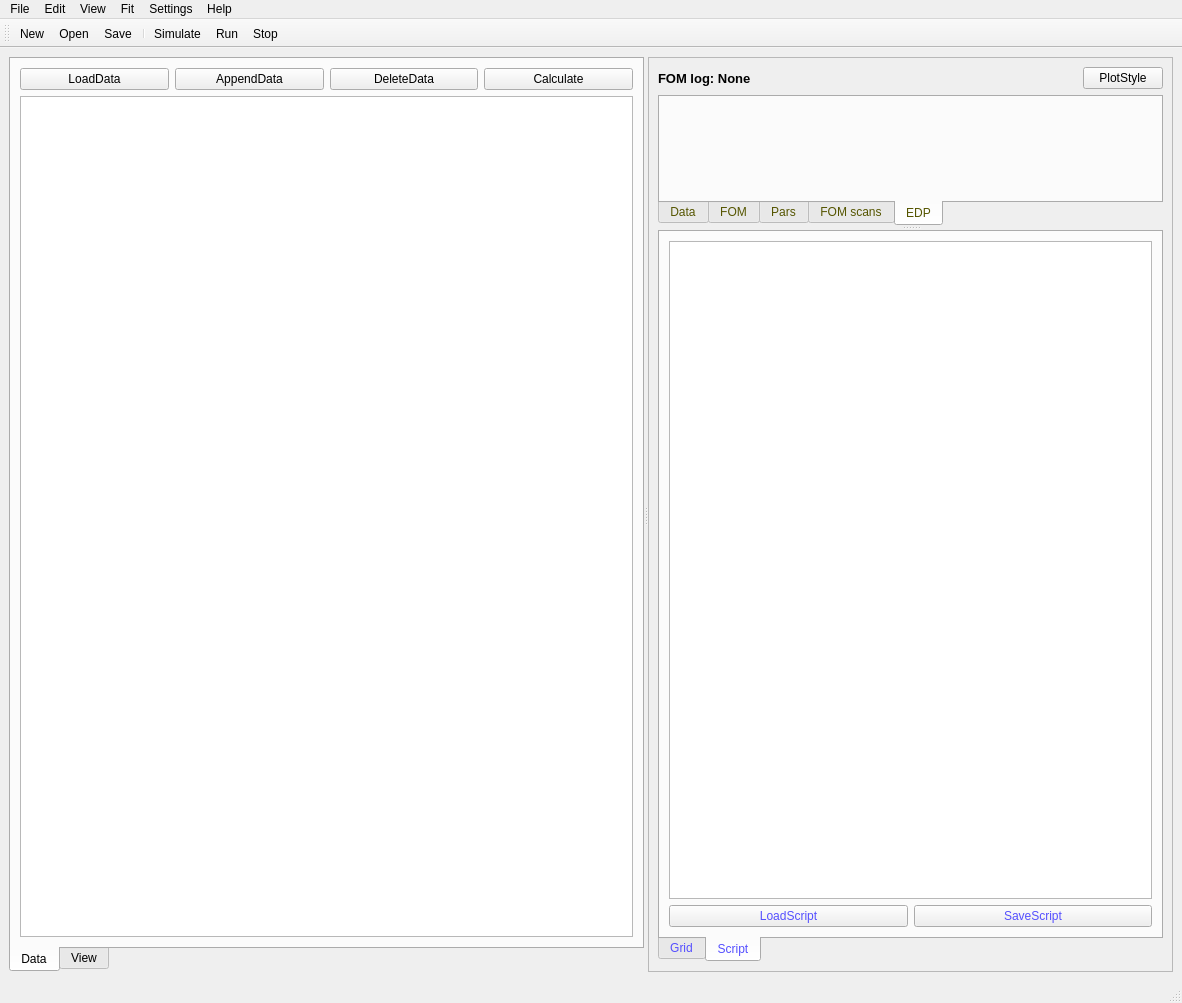
First picture: the form in scripts/SuperRod/superrod.ui, repository jackey-qiu/DaFy_P23, before the edit.
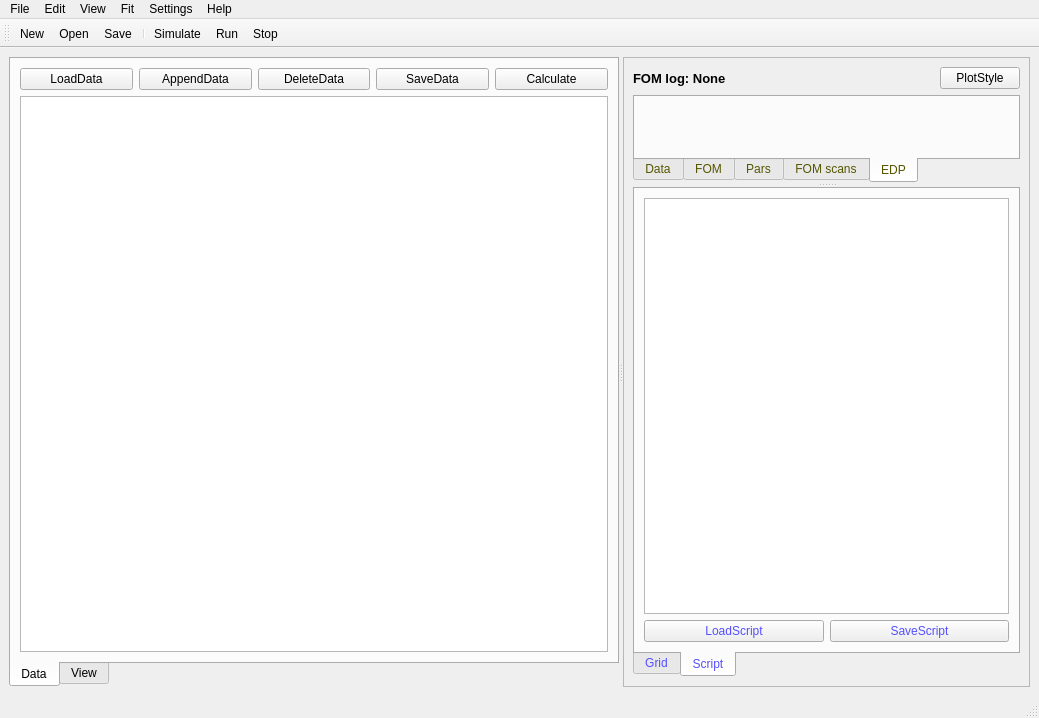
Second picture: the form after the edit. The open tabs and pages were chosen to show the change. Custom widgets are drawn as their Qt base class.

Commit message: superrod debug successfully

```diff
--- a/scripts/SuperRod/superrod.ui
+++ b/scripts/SuperRod/superrod.ui
@@ -6,8 +6,8 @@
    <rect>
     <x>0</x>
     <y>0</y>
-    <width>1182</width>
-    <height>1003</height>
+    <width>1039</width>
+    <height>718</height>
    </rect>
   </property>
   <property name="windowTitle">
@@ -62,7 +62,14 @@
             </widget>
            </item>
            <item>
-            <widget class="QPushButton" name="pushButton_3">
+            <widget class="QPushButton" name="pushButton_save_data">
+             <property name="text">
+              <string>SaveData</string>
+             </property>
+            </widget>
+           </item>
+           <item>
+            <widget class="QPushButton" name="pushButton_calculate">
              <property name="text">
               <string>Calculate</string>
              </property>
@@ -71,7 +78,7 @@
           </layout>
          </item>
          <item>
-          <widget class="QTableView" name="tableView"/>
+          <widget class="QTableWidget" name="tableWidget_data"/>
          </item>
         </layout>
        </widget>
@@ -219,7 +226,7 @@
             </attribute>
             <layout class="QHBoxLayout" name="horizontalLayout_9">
              <item>
-              <widget class="GraphicsLayoutWidget" name="widget_5" native="true"/>
+              <widget class="GLViewWidget_cum" name="widget_edp" native="true"/>
              </item>
             </layout>
            </widget>
@@ -274,7 +281,7 @@
             </attribute>
             <layout class="QVBoxLayout" name="verticalLayout_5">
              <item>
-              <widget class="QPlainTextEdit" name="plainTextEdit"/>
+              <widget class="QCodeEditor" name="plainTextEdit_script"/>
              </item>
              <item>
               <layout class="QHBoxLayout" name="horizontalLayout_4">
@@ -310,7 +317,7 @@
     <rect>
      <x>0</x>
      <y>0</y>
-     <width>1182</width>
+     <width>1039</width>
      <height>21</height>
     </rect>
    </property>
@@ -417,6 +424,17 @@
    <header location="global">pyqtgraph.h</header>
    <container>1</container>
   </customwidget>
+  <customwidget>
+   <class>QCodeEditor</class>
+   <extends>QPlainTextEdit</extends>
+   <header>code_editor.h</header>
+  </customwidget>
+  <customwidget>
+   <class>GLViewWidget_cum</class>
+   <extends>QWidget</extends>
+   <header>glview.h</header>
+   <container>1</container>
+  </customwidget>
  </customwidgets>
  <resources/>
  <connections/>
```
Left out of the diff: 34 changed lines with no effect on the pictures. The commit also changes 302 other files.
